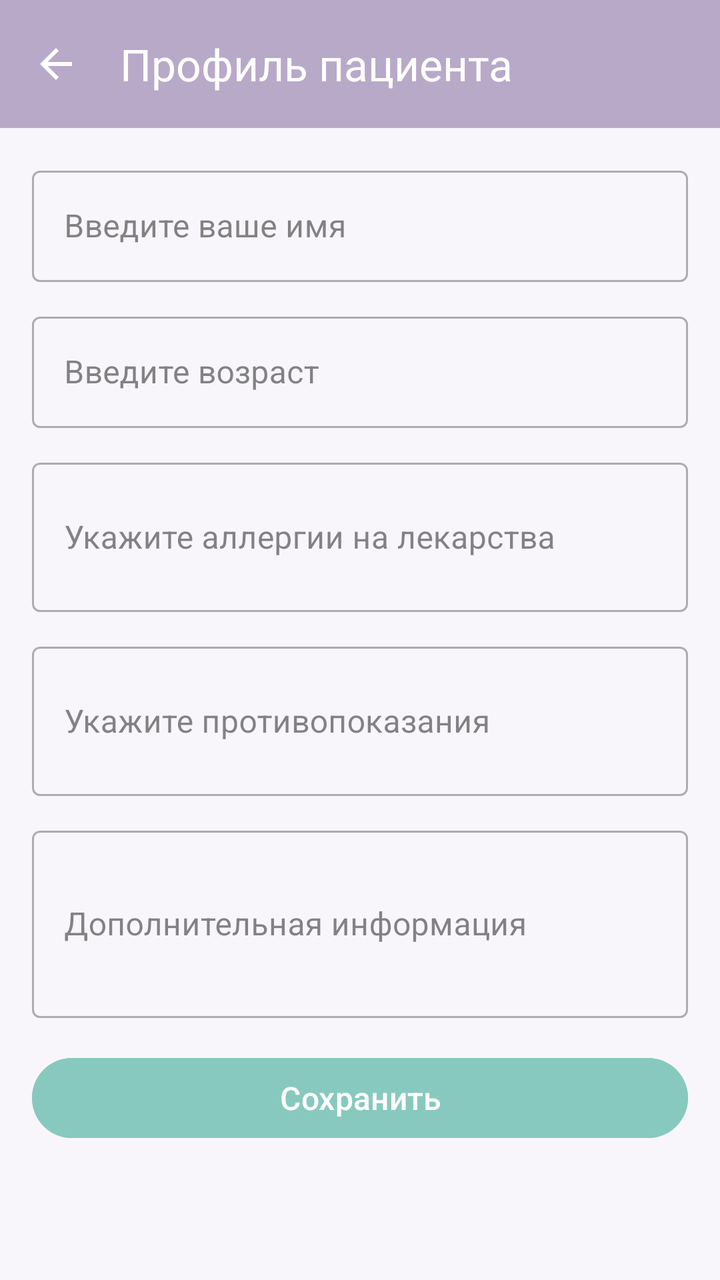
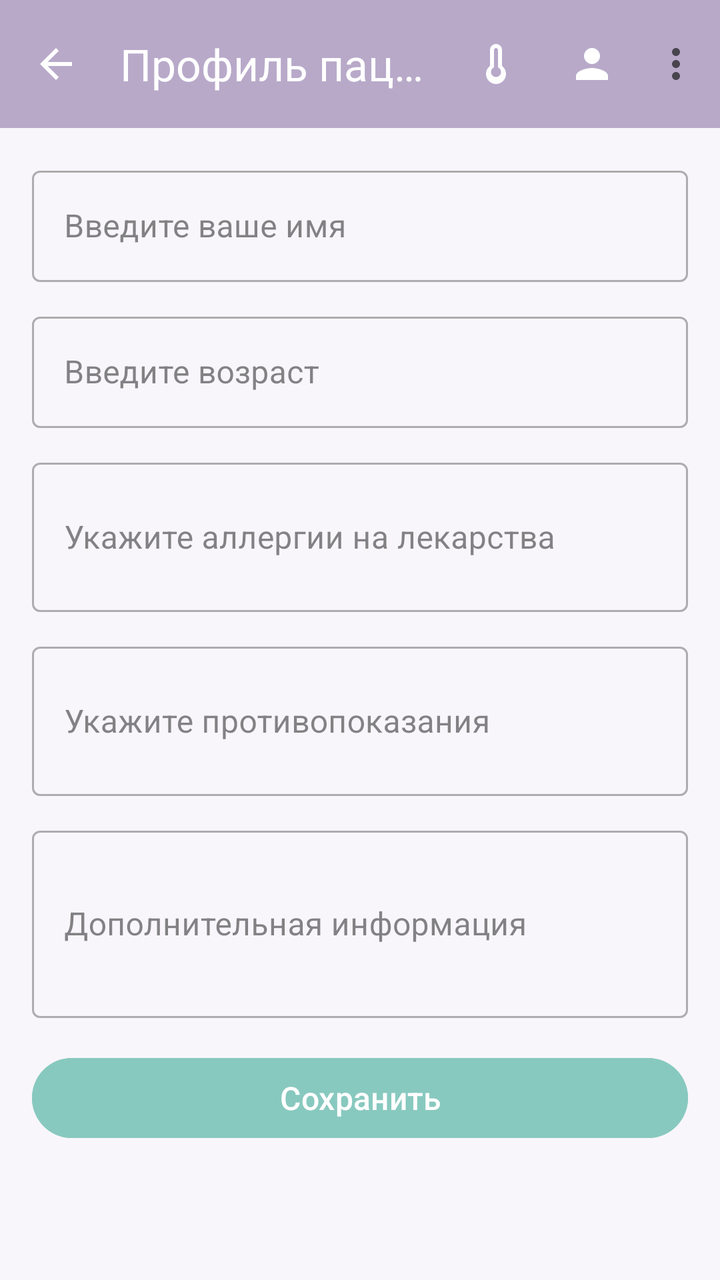

Compare the two renders of this Android layout. The source of the first and the diff that turns it into the second are given below.
<!-- AndroidManifest.xml: application theme Theme.Pillulkin -->
<!-- res/layout/fragment_patient_profile.xml -->
<?xml version="1.0" encoding="utf-8"?>
<ScrollView 
    xmlns:android="http://schemas.android.com/apk/res/android"
    xmlns:app="http://schemas.android.com/apk/res-auto"
    android:layout_width="match_parent"
    android:layout_height="match_parent"
    android:background="@color/background">

    <LinearLayout
        android:layout_width="match_parent"
        android:layout_height="wrap_content"
        android:orientation="vertical">

        <com.google.android.material.appbar.MaterialToolbar
            android:id="@+id/toolbar"
            android:layout_width="match_parent"
            android:layout_height="?attr/actionBarSize"
            android:background="@color/primary"
            app:title="@string/profile_title"
            app:titleTextColor="@color/on_primary"
            app:navigationIcon="@drawable/ic_arrow_back"
            app:navigationIconTint="@color/on_primary" />

        <LinearLayout
            android:layout_width="match_parent"
            android:layout_height="wrap_content"
            android:orientation="vertical"
            android:padding="16dp">

            <com.google.android.material.textfield.TextInputLayout
                style="@style/Widget.MaterialComponents.TextInputLayout.OutlinedBox"
                android:layout_width="match_parent"
                android:layout_height="wrap_content"
                android:layout_marginBottom="12dp">

                <com.google.android.material.textfield.TextInputEditText
                    android:id="@+id/etName"
                    android:layout_width="match_parent"
                    android:layout_height="wrap_content"
                    android:inputType="textPersonName"
                    android:hint="@string/profile_name_hint" />
            </com.google.android.material.textfield.TextInputLayout>

            <com.google.android.material.textfield.TextInputLayout
                style="@style/Widget.MaterialComponents.TextInputLayout.OutlinedBox"
                android:layout_width="match_parent"
                android:layout_height="wrap_content"
                android:layout_marginBottom="12dp">

                <com.google.android.material.textfield.TextInputEditText
                    android:id="@+id/etAge"
                    android:layout_width="match_parent"
                    android:layout_height="wrap_content"
                    android:inputType="number"
                    android:hint="@string/profile_age_hint" />
            </com.google.android.material.textfield.TextInputLayout>

            <com.google.android.material.textfield.TextInputLayout
                style="@style/Widget.MaterialComponents.TextInputLayout.OutlinedBox"
                android:layout_width="match_parent"
                android:layout_height="wrap_content"
                android:layout_marginBottom="12dp">

                <com.google.android.material.textfield.TextInputEditText
                    android:id="@+id/etAllergies"
                    android:layout_width="match_parent"
                    android:layout_height="wrap_content"
                    android:inputType="textMultiLine"
                    android:minLines="2"
                    android:hint="@string/profile_allergies_hint" />
            </com.google.android.material.textfield.TextInputLayout>

            <com.google.android.material.textfield.TextInputLayout
                style="@style/Widget.MaterialComponents.TextInputLayout.OutlinedBox"
                android:layout_width="match_parent"
                android:layout_height="wrap_content"
                android:layout_marginBottom="12dp">

                <com.google.android.material.textfield.TextInputEditText
                    android:id="@+id/etContraindications"
                    android:layout_width="match_parent"
                    android:layout_height="wrap_content"
                    android:inputType="textMultiLine"
                    android:minLines="2"
                    android:hint="@string/profile_contraindications_hint" />
            </com.google.android.material.textfield.TextInputLayout>

            <com.google.android.material.textfield.TextInputLayout
                style="@style/Widget.MaterialComponents.TextInputLayout.OutlinedBox"
                android:layout_width="match_parent"
                android:layout_height="wrap_content"
                android:layout_marginBottom="16dp">

                <com.google.android.material.textfield.TextInputEditText
                    android:id="@+id/etNotes"
                    android:layout_width="match_parent"
                    android:layout_height="wrap_content"
                    android:inputType="textMultiLine"
                    android:minLines="3"
                    android:hint="@string/profile_notes_hint" />
            </com.google.android.material.textfield.TextInputLayout>

            <com.google.android.material.button.MaterialButton
                android:id="@+id/btnSave"
                android:layout_width="match_parent"
                android:layout_height="wrap_content"
                android:text="@string/save"
                android:textSize="16sp"
                android:backgroundTint="@color/secondary" />

        </LinearLayout>
    </LinearLayout>
</ScrollView>
<!-- resources referenced by this layout -->
<resources>
  <color name="background">#F8F6FA</color>
  <color name="on_primary">#FFFFFFFF</color>
  <color name="primary">#B8A9C9</color>
  <color name="secondary">#88C9BF</color>
  <!-- drawable ic_arrow_back (drawable) -->
  <vector xmlns:android="http://schemas.android.com/apk/res/android"
      android:width="24dp"
      android:height="24dp"
      android:viewportWidth="24"
      android:viewportHeight="24">
      <path
          android:fillColor="#FFFFFFFF"
          android:pathData="M20,11H7.83l5.59,-5.59L12,4l-8,8 8,8 1.41,-1.41L7.83,13H20v-2z" />
  </vector>
  <string name="profile_age_hint">Введите возраст</string>
  <string name="profile_allergies_hint">Укажите аллергии на лекарства</string>
  <string name="profile_contraindications_hint">Укажите противопоказания</string>
  <string name="profile_name_hint">Введите ваше имя</string>
  <string name="profile_notes_hint">Дополнительная информация</string>
  <string name="profile_title">Профиль пациента</string>
  <string name="save">Сохранить</string>
  <style name="Theme.Pillulkin" parent="Base.Theme.Pillulkin" />
  <style name="Base.Theme.Pillulkin" parent="Theme.Material3.DayNight.NoActionBar">
          <item name="colorPrimary">@color/primary</item>
          <item name="colorPrimaryDark">@color/primary_dark</item>
          <item name="colorSecondary">@color/secondary</item>
          <item name="colorTertiary">@color/tertiary</item>
          <item name="android:colorBackground">@color/background</item>
          <item name="colorSurface">@color/surface</item>
          <item name="colorError">@color/error</item>
          <item name="colorOnPrimary">@color/on_primary</item>
          <item name="colorOnSecondary">@color/on_secondary</item>
          <item name="colorOnBackground">@color/on_background</item>
          <item name="colorOnSurface">@color/on_surface</item>
          <item name="colorOnError">@color/on_error</item>
      </style>
  <color name="primary_dark">#9B8BB8</color>
  <color name="tertiary">#A8D5A2</color>
  <color name="surface">#FFFFFFFF</color>
  <color name="error">#E57373</color>
  <color name="on_secondary">#FFFFFFFF</color>
  <color name="on_background">#FF333333</color>
  <color name="on_surface">#FF333333</color>
  <color name="on_error">#FFFFFFFF</color>
</resources>

<!-- the commit's change to res/layout/fragment_patient_profile.xml (unified diff, before → after) -->
@@ -19,7 +19,8 @@
             app:title="@string/profile_title"
             app:titleTextColor="@color/on_primary"
             app:navigationIcon="@drawable/ic_arrow_back"
-            app:navigationIconTint="@color/on_primary" />
+            app:navigationIconTint="@color/on_primary"
+            app:menu="@menu/menu_patient" />
 
         <LinearLayout
             android:layout_width="match_parent"
